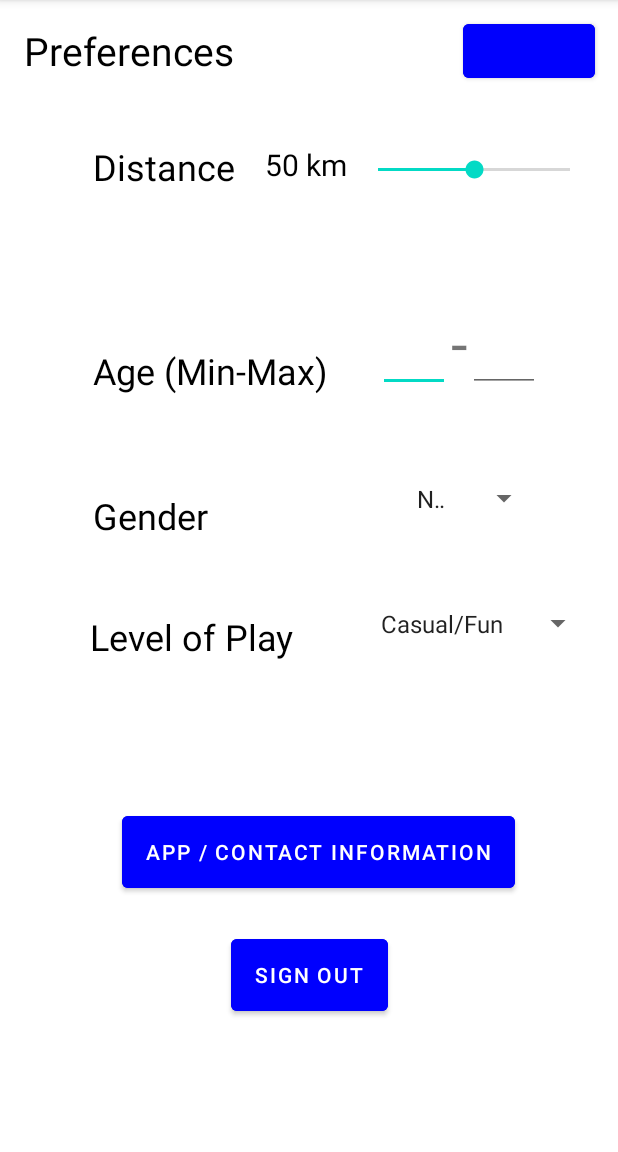
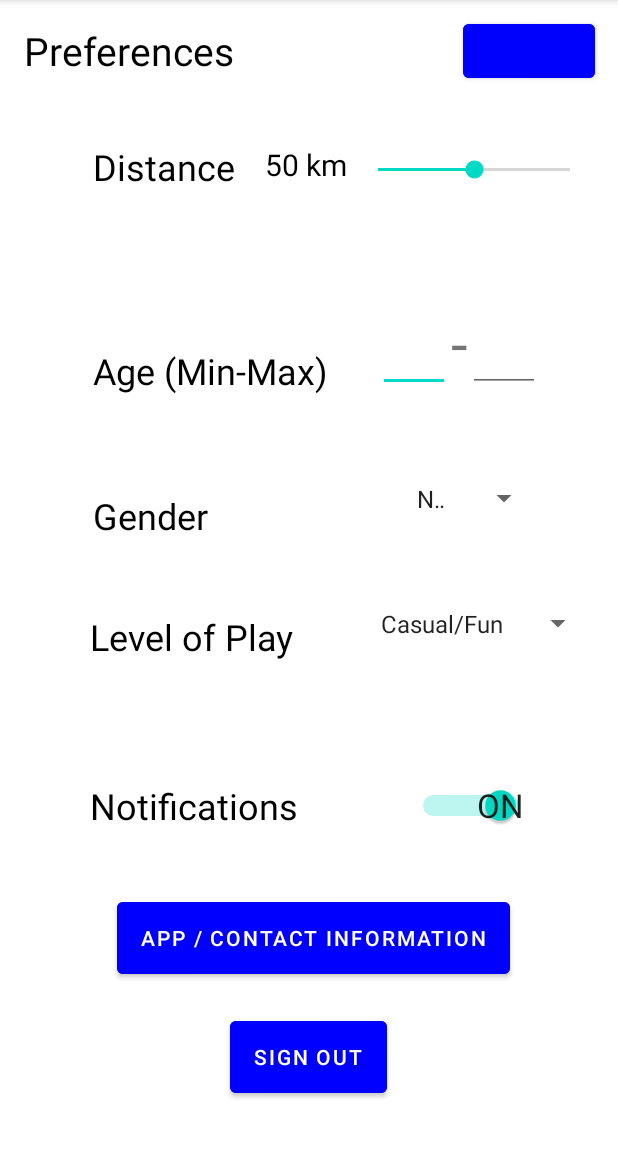
Before and after one commit to joloses/COSC341_Project, an Android app: the Settings_Preferences screen opened directly, with no data from a screen before it, on a phone screen of 412 x 824 dp, the part 84-1236 px from its top. Run offline under Robolectric (Android 15) with nearby library versions, the phone set to English and light mode, and no system bars; 2 statements that could not run were skipped.

Commit message:
Added Notification Switch on Preferences Page.

```diff
--- a/app/src/main/java/com/example/cosc341_project/Settings_Preferences.java
+++ b/app/src/main/java/com/example/cosc341_project/Settings_Preferences.java
@@ -2,29 +2,42 @@ package com.example.cosc341_project;
 
 import androidx.appcompat.app.AlertDialog;
 import androidx.appcompat.app.AppCompatActivity;
+import androidx.core.app.NotificationCompat;
+import androidx.core.app.NotificationManagerCompat;
 
 import android.annotation.SuppressLint;
+import android.app.Notification;
+
+import android.content.Context;
 import android.content.DialogInterface;
 import android.content.Intent;
+
 import android.os.Bundle;
 import android.view.View;
 import android.widget.ArrayAdapter;
-import android.widget.Button;
+
 import android.widget.EditText;
 import android.widget.SeekBar;
 import android.widget.Spinner;
+import android.widget.Switch;
 import android.widget.TextView;
+import android.widget.Toast;
 
 public class Settings_Preferences extends AppCompatActivity {
 
-    //Initialize variables
-    Button infoPage, signOut;
+    // Distance Variables
     SeekBar distanceBar;
     TextView distanceVal;
+    // Age Variables
     EditText editMinAge, editMaxAge;
+    //Spinners
     Spinner genderSpinner, levelSpinner;
+    //Chosen Variables
     int distanceChosen, minAgeChosen, maxAgeChosen;
     String genderChosen, levelChosen;
+    //Notification Variables
+    Switch notification;
+    static boolean notifOn;
 
     @SuppressLint("MissingInflatedId")
     @Override
@@ -37,7 +50,7 @@ public class Settings_Preferences extends AppCompatActivity {
         distanceBar.setOnSeekBarChangeListener(new SeekBar.OnSeekBarChangeListener() {
             @Override
             public void onProgressChanged(SeekBar seekBar, int i, boolean b) {
-                distanceVal = (TextView) findViewById(R.id.distanceBarVal);
+                distanceVal = findViewById(R.id.distanceBarVal);
                 distanceVal.setText(i + " km");
 
                 distanceChosen = i;
@@ -69,7 +82,7 @@ public class Settings_Preferences extends AppCompatActivity {
         //Put gender choices in spinner and gather chosen option
         String[] genderArray = new String[]{"No Preference", "Male", "Female"};
         genderSpinner = findViewById(R.id.genderSpinner);
-        ArrayAdapter<String> genderAdapter = new ArrayAdapter<String>(this,
+        ArrayAdapter<String> genderAdapter = new ArrayAdapter<>(this,
                 android.R.layout.simple_spinner_item, genderArray);
         genderAdapter.setDropDownViewResource(android.R.layout.simple_spinner_dropdown_item);
         genderSpinner.setAdapter(genderAdapter);
@@ -79,7 +92,7 @@ public class Settings_Preferences extends AppCompatActivity {
         //Put level of play choices in spinner and gather chosen option
         String[] levelArray = new String[]{"Casual/Fun", "Training", "(Semi) Pro"};
         levelSpinner = findViewById(R.id.levelSpinner);
-        ArrayAdapter<String> adapter = new ArrayAdapter<String>(this,
+        ArrayAdapter<String> adapter = new ArrayAdapter<>(this,
                 android.R.layout.simple_spinner_item, levelArray);
         adapter.setDropDownViewResource(android.R.layout.simple_spinner_dropdown_item);
         levelSpinner.setAdapter(adapter);
@@ -88,6 +101,35 @@ public class Settings_Preferences extends AppCompatActivity {
 
     }
 
+
+    //Notifications Tab (Fake notification for design purposes)
+    public void toggleNotifications(View v) {
+
+        notification = findViewById(R.id.switchNotif);
+
+        if (notification.isChecked()) {
+            notifOn = true;
+            sendNotification(this, "Team Up", "Notifications is On");
+        } else {
+            notifOn = false;
+            Toast.makeText(this, "Notifications is Off", Toast.LENGTH_SHORT).show();
+        }
+    }
+
+    public void sendNotification(Context context, String contentTitle, String contentText) {
+        NotificationManagerCompat notificationManager = NotificationManagerCompat.from(context);
+        if (notifOn) {
+            Notification notification = new NotificationCompat.Builder(this, notifChannel.CHANNEL_ID_1)
+                    .setContentTitle(contentTitle)
+                    .setContentText(contentText)
+                    .setPriority(NotificationCompat.PRIORITY_HIGH)
+                    .setCategory(NotificationCompat.CATEGORY_STATUS)
+                    .build();
+            notificationManager.notify(1, notification);
+        }
+    }
+
+
     //Set up information page here -> intent to new activity
     public void toInfoContact(View v) {
         Intent intent = new Intent(Settings_Preferences.this, App_Information.class);
@@ -95,7 +137,7 @@ public class Settings_Preferences extends AppCompatActivity {
     }
 
     //Set up signout page here -> intent to pop up confirming action then bring to main page (finish())
-        public void signOutConfirm(View v){
+    public void signOutConfirm(View v) {
 
         AlertDialog.Builder alertDialogBuilder = new AlertDialog.Builder(this);
 
@@ -128,10 +170,9 @@ public class Settings_Preferences extends AppCompatActivity {
         alertDialog.show();
     }
 
-    public void backToProfile(View v){
+    public void backToProfile(View v) {
         super.onBackPressed();
     }
 
 
-
 }
--- a/app/src/main/res/layout/activity_settings_preferences.xml
+++ b/app/src/main/res/layout/activity_settings_preferences.xml
@@ -154,19 +154,48 @@
         app:layout_constraintTop_toBottomOf="@+id/genderSpinner"
         tools:ignore="SpeakableTextPresentCheck" />
 
+    <TextView
+        android:id="@+id/textView4"
+        android:layout_width="wrap_content"
+        android:layout_height="wrap_content"
+        android:layout_marginStart="60dp"
+        android:layout_marginBottom="42dp"
+        android:text="Notifications"
+        android:textColor="#000000"
+        android:textSize="24sp"
+        app:layout_constraintBottom_toTopOf="@+id/aboutBtn"
+        app:layout_constraintStart_toStartOf="parent" />
+
+    <Switch
+        android:id="@+id/switchNotif"
+        android:layout_width="wrap_content"
+        android:layout_height="wrap_content"
+        android:layout_marginEnd="55dp"
+        android:layout_marginBottom="42dp"
+        android:OnClick="toggleNotifications"
+        android:checked="true"
+        android:onClick="toggleNotifications"
+        android:showText="true"
+        android:switchTextAppearance="@style/TextAppearance.AppCompat.Large"
+        android:textSize="24sp"
+        app:layout_constraintBottom_toTopOf="@+id/aboutBtn"
+        app:layout_constraintEnd_toEndOf="parent"
+        tools:checked="false" />
+
     <Button
         android:id="@+id/aboutBtn"
         android:layout_width="wrap_content"
         android:layout_height="60dp"
         android:layout_marginStart="78dp"
         android:layout_marginEnd="66dp"
-        android:layout_marginBottom="22dp"
+        android:layout_marginBottom="19dp"
         android:backgroundTint="#0000FE"
         android:onClick="toInfoContact"
         android:text="App / Contact Information"
         app:iconTint="#000000"
         app:layout_constraintBottom_toTopOf="@+id/signOutBtn"
         app:layout_constraintEnd_toEndOf="parent"
+        app:layout_constraintHorizontal_bias="0.0"
         app:layout_constraintStart_toStartOf="parent" />
 
     <Button
@@ -175,13 +204,14 @@
         android:layout_height="60dp"
         android:layout_marginStart="153dp"
         android:layout_marginEnd="153dp"
-        android:layout_marginBottom="88dp"
+        android:layout_marginBottom="33dp"
         android:OnClick="signOutConfirm"
         android:backgroundTint="#0000FE"
         android:onClick="signOutConfirm"
         android:text="Sign Out"
         app:layout_constraintBottom_toBottomOf="parent"
         app:layout_constraintEnd_toEndOf="parent"
+        app:layout_constraintHorizontal_bias="0.0"
         app:layout_constraintStart_toStartOf="parent" />
 
     <Button
```
Also changed, not shown: app/src/main/java/com/example/cosc341_project/notifChannel.java (added, +29 -0 lines). Lines whose indentation alone changed are shown as unchanged.
